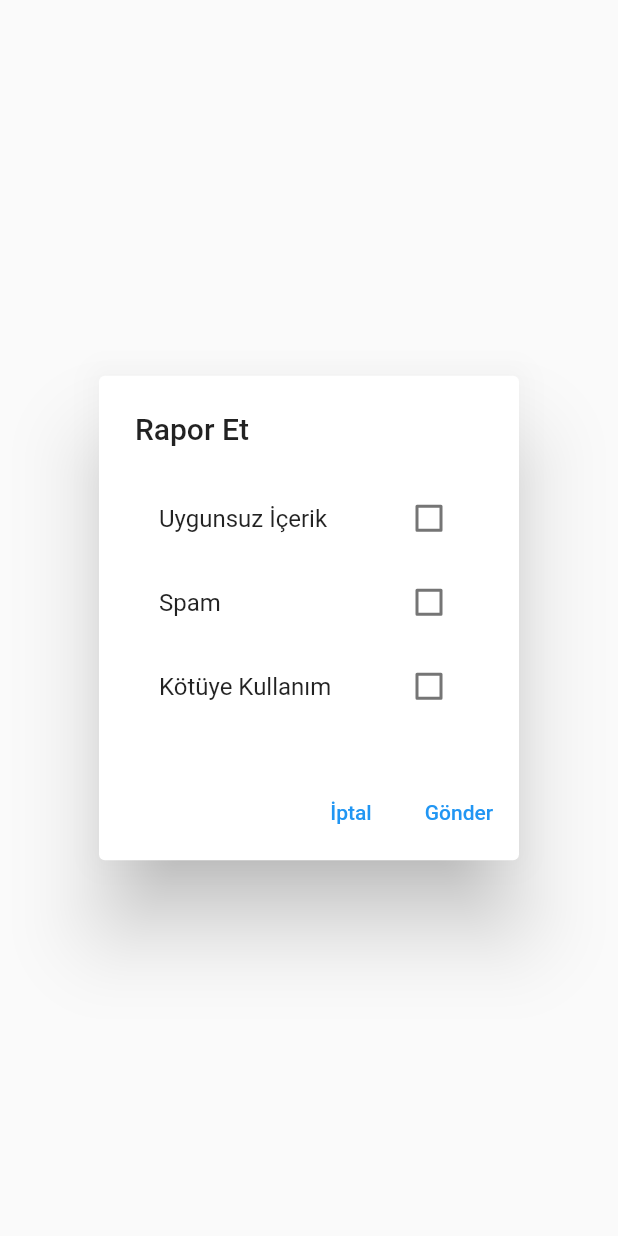
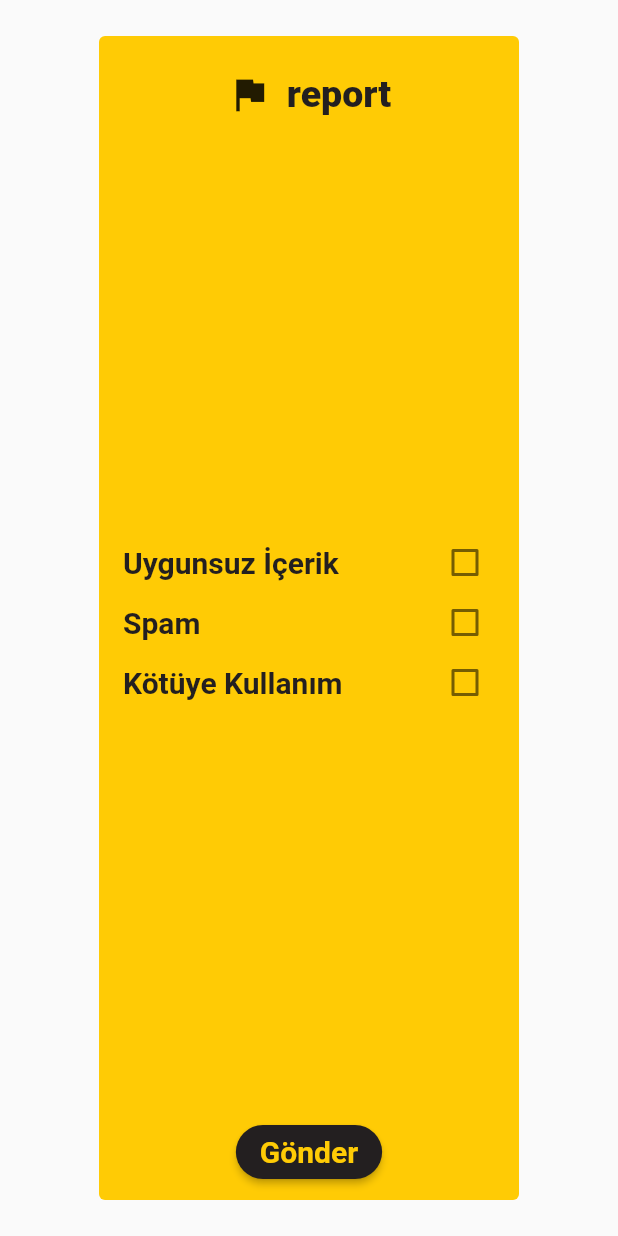
Before and after one commit to alyilmaz99/konusamayanlar_app, a Flutter app: the ReportPopup widget shown alone on an empty page, opened directly, on a phone screen of 412 x 824 dp. Run offline on Flutter 3.47's test engine with Material 2 defaults, Android fonts, the phone set to English and light mode, and no system bars; our stand-ins replace easy_localization, flutter_svg, go_router, google_fonts, toggle_switch; missing offline and left inert: molten_navigationbar_flutter, page_animation_transition; Roboto replaces fonts that are missing (Arimo).

Commit message:
report popup half design

```diff
--- a/lib/product/widget/report_popup_widget.dart
+++ b/lib/product/widget/report_popup_widget.dart
@@ -1,5 +1,8 @@
+import 'package:easy_localization/easy_localization.dart';
 import 'package:flutter/material.dart';
 import 'package:go_router/go_router.dart';
+import 'package:google_fonts/google_fonts.dart';
+import 'package:konusamayanlar_app/core/constants/color_constant.dart';
 
 class ReportPopup extends StatefulWidget {
   const ReportPopup({super.key});
@@ -23,12 +26,39 @@ class _ReportPopupState extends State<ReportPopup> {
     }
 
     return AlertDialog(
-      title: const Text("Rapor Et"),
+      backgroundColor: ColorConst.navBarBg,
+      contentPadding: const EdgeInsets.all(0),
+      elevation: 0,
+      title: Row(
+        mainAxisAlignment: MainAxisAlignment.center,
+        children: [
+          const Padding(
+            padding: EdgeInsets.only(right: 10),
+            child: Icon(
+              Icons.flag,
+              size: 30,
+            ),
+          ),
+          Text(
+            "report",
+            style: GoogleFonts.arimo(
+                color: ColorConst.homeContainerBg,
+                fontSize: 25,
+                fontWeight: FontWeight.w800),
+          ).tr(),
+        ],
+      ),
       content: Column(
-        mainAxisSize: MainAxisSize.min,
+        mainAxisAlignment: MainAxisAlignment.center,
         children: [
-          CheckboxListTile(
-            title: const Text('Uygunsuz İçerik'),
+          SizedBox(
+            height: 40,
+            child: CheckboxListTile(
+              title: Text('Uygunsuz İçerik',
+                  style: GoogleFonts.arimo(
+                      color: ColorConst.homeContainerBg,
+                      fontSize: 20,
+                      fontWeight: FontWeight.w600)),
               value: inappropriateContent,
               onChanged: (value) {
                 setState(() {
@@ -36,8 +66,15 @@ class _ReportPopupState extends State<ReportPopup> {
                 });
               },
             ),
-          CheckboxListTile(
-            title: const Text('Spam'),
+          ),
+          SizedBox(
+            height: 40,
+            child: CheckboxListTile(
+              title: Text('Spam',
+                  style: GoogleFonts.arimo(
+                      color: ColorConst.homeContainerBg,
+                      fontSize: 20,
+                      fontWeight: FontWeight.w600)),
               value: spam,
               onChanged: (value) {
                 setState(() {
@@ -45,8 +82,15 @@ class _ReportPopupState extends State<ReportPopup> {
                 });
               },
             ),
-          CheckboxListTile(
-            title: const Text('Kötüye Kullanım'),
+          ),
+          SizedBox(
+            height: 40,
+            child: CheckboxListTile(
+              title: Text('Kötüye Kullanım',
+                  style: GoogleFonts.arimo(
+                      color: ColorConst.homeContainerBg,
+                      fontSize: 20,
+                      fontWeight: FontWeight.w600)),
               value: abuse,
               onChanged: (value) {
                 setState(() {
@@ -54,17 +98,27 @@ class _ReportPopupState extends State<ReportPopup> {
                 });
               },
             ),
+          ),
         ],
       ),
       actions: <Widget>[
-        TextButton(
-          child: const Text("İptal"),
-          onPressed: () {
-            context.pop();
-          },
+        Align(
+          alignment: Alignment.center,
+          child: ElevatedButton(
+            style: ButtonStyle(
+              shape: MaterialStateProperty.all<RoundedRectangleBorder>(
+                RoundedRectangleBorder(
+                  borderRadius: BorderRadius.circular(20.0),
                 ),
-        TextButton(
-          child: const Text("Gönder"),
+              ),
+              backgroundColor:
+                  MaterialStateProperty.all<Color>(ColorConst.homeContainerBg),
+            ),
+            child: Text("Gönder",
+                style: GoogleFonts.arimo(
+                    color: ColorConst.navBarBg,
+                    fontSize: 20,
+                    fontWeight: FontWeight.w600)),
             onPressed: () {
               submitReport();
               context.pop();
@@ -75,6 +129,7 @@ class _ReportPopupState extends State<ReportPopup> {
               );
             },
           ),
+        ),
       ],
     );
   }
--- a/lib/product/widget/three_dot_button.dart
+++ b/lib/product/widget/three_dot_button.dart
@@ -61,9 +61,14 @@ class _ThreeDotButtonState extends State<ThreeDotButton> {
         switch (value) {
           case MenuValues.firtOption:
             showModalBottomSheet(
+              backgroundColor: ColorConst.navBarBg,
+              isScrollControlled: true,
               context: context,
               builder: (context) {
-                return const ReportPopup();
+                return SizedBox(
+                    width: MediaQuery.of(context).size.width,
+                    height: MediaQuery.of(context).size.height / 3,
+                    child: const ReportPopup());
               },
             );
             break;
```
Lines whose indentation alone changed are shown as unchanged.
